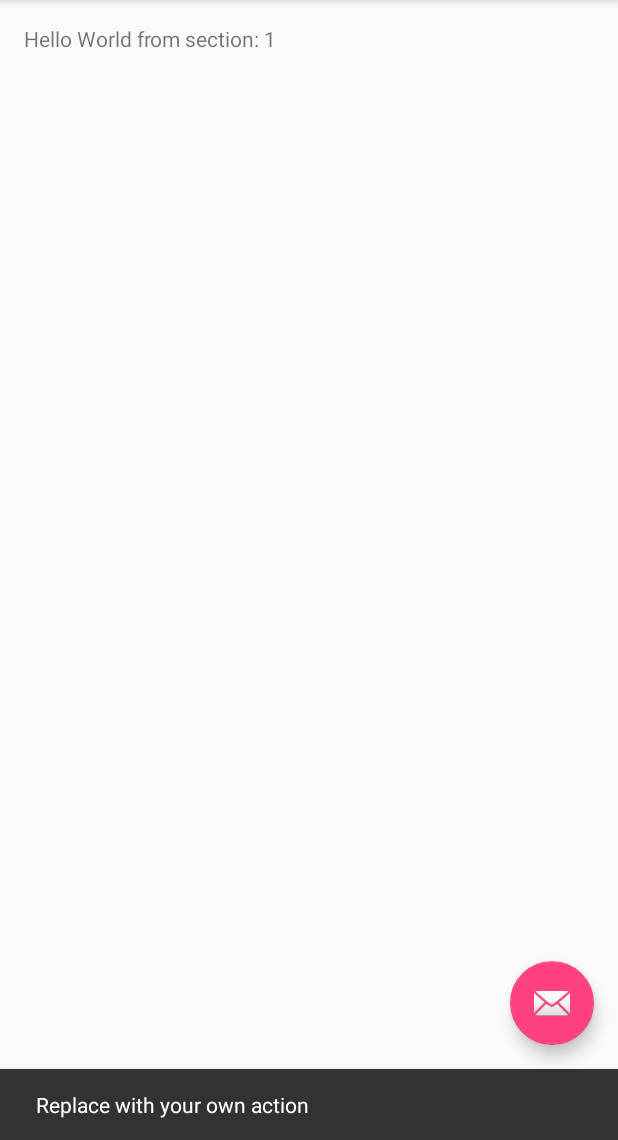
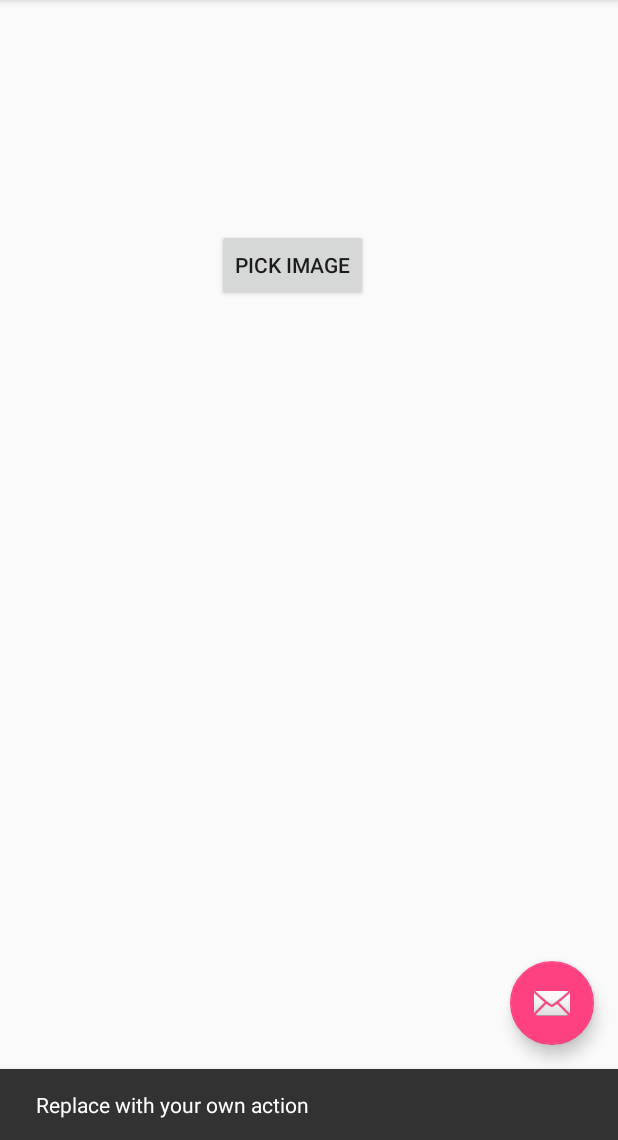
Before and after one commit to corbin-mcguire/SeeMunchies, an Android app: the screen it shows after launch (MainActivity), after a tap on an icon or button, on a phone screen of 412 x 824 dp, the part 96-1236 px from its top. Run offline under Robolectric (Android 15) with nearby library versions, the phone set to English and light mode, and no system bars.

Commit message:
Added image selection functionality on button press.

```diff
--- a/app/src/main/AndroidManifest.xml
+++ b/app/src/main/AndroidManifest.xml
@@ -1,6 +1,10 @@
 <?xml version="1.0" encoding="utf-8"?>
 <manifest xmlns:android="http://schemas.android.com/apk/res/android"
     package="com.ceg4110.seemunchies">
+    <uses-permission android:name="android.permission.READ_EXTERNAL_STORAGE"/>
+    <uses-permission android:name="android.permission.WRITE_EXTERNAL_STORAGE"/>
+    <uses-permission android:name="android.permission.CAMERA"/>
+    <!--<uses-feature android:name="android.hardware.Camera"/>-->
 
     <application
         android:allowBackup="true"
@@ -9,6 +13,7 @@
         android:roundIcon="@mipmap/ic_launcher_round"
         android:supportsRtl="true"
         android:theme="@style/AppTheme">
+
         <activity
             android:name=".MainActivity"
             android:label="@string/title_activity_main"
--- a/app/src/main/java/com/ceg4110/seemunchies/MainActivity.java
+++ b/app/src/main/java/com/ceg4110/seemunchies/MainActivity.java
@@ -1,5 +1,6 @@
 package com.ceg4110.seemunchies;
 
+import android.content.Intent;
 import android.support.design.widget.FloatingActionButton;
 import android.support.design.widget.Snackbar;
 import android.support.v7.app.AppCompatActivity;
@@ -16,6 +17,7 @@ import android.view.MenuItem;
 import android.view.View;
 import android.view.ViewGroup;
 
+import android.widget.Button;
 import android.widget.TextView;
 
 public class MainActivity extends AppCompatActivity {
@@ -58,7 +60,6 @@ public class MainActivity extends AppCompatActivity {
                         .setAction("Action", null).show();
             }
         });
-
     }
 
 
@@ -96,7 +97,6 @@ public class MainActivity extends AppCompatActivity {
 
         public PlaceholderFragment() {
         }
-
         /**
          * Returns a new instance of this fragment for the given section
          * number.
@@ -113,8 +113,18 @@ public class MainActivity extends AppCompatActivity {
         public View onCreateView(LayoutInflater inflater, ViewGroup container,
                                  Bundle savedInstanceState) {
             View rootView = inflater.inflate(R.layout.fragment_main, container, false);
-            TextView textView = (TextView) rootView.findViewById(R.id.section_label);
-            textView.setText(getString(R.string.section_format, getArguments().getInt(ARG_SECTION_NUMBER)));
+
+            Button selectImage = (Button) rootView.findViewById(R.id.imagePicker);
+            selectImage.setOnClickListener(new View.OnClickListener() {
+                @Override
+                public void onClick(View v) {
+                    Intent intent = new Intent();
+                    int PICK_IMAGE_REQUEST = 1;
+                    intent.setType("image/*");
+                    intent.setAction(Intent.ACTION_GET_CONTENT);
+                    startActivityForResult(Intent.createChooser(intent, "Select an image"), PICK_IMAGE_REQUEST);
+                }
+            });
             return rootView;
         }
     }
--- a/app/src/main/res/layout/fragment_main.xml
+++ b/app/src/main/res/layout/fragment_main.xml
@@ -20,4 +20,18 @@
         tools:layout_constraintLeft_creator="1"
         tools:layout_constraintTop_creator="1" />
 
+    <Button
+        android:id="@+id/imagePicker"
+        style="@style/Widget.AppCompat.Button"
+        android:layout_width="wrap_content"
+        android:layout_height="wrap_content"
+        android:layout_marginStart="131dp"
+        android:layout_marginEnd="170dp"
+        android:layout_marginBottom="463dp"
+        android:text="Pick Image"
+        app:layout_constraintBottom_toBottomOf="parent"
+        app:layout_constraintEnd_toEndOf="parent"
+        app:layout_constraintStart_toEndOf="@+id/section_label"
+        app:layout_constraintTop_toTopOf="parent" />
+
 </android.support.constraint.ConstraintLayout>
```
